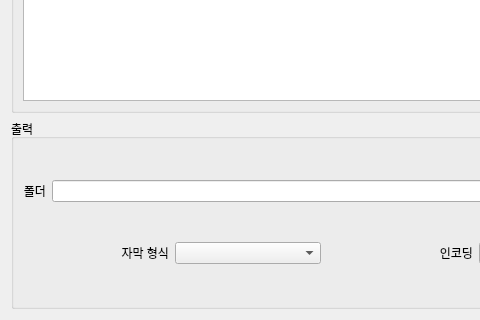
This is subtitle_convert/main_gui.ui in handrake/subtitle-convert as Qt 5 draws it before an edit; both pictures show x 0 to 480 and y 280 to 600 of the 800 by 600 pixel window. The edited form follows.
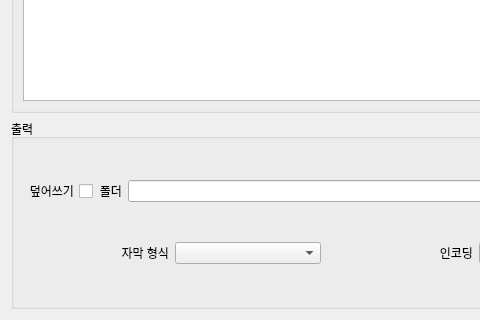
This is the edited form.

Commit message: added overwrite checkbox

```diff
--- a/subtitle_convert/main_gui.ui
+++ b/subtitle_convert/main_gui.ui
@@ -98,6 +98,16 @@
        <layout class="QVBoxLayout" name="verticalLayout_2">
         <item>
          <layout class="QHBoxLayout" name="horizontalLayout_2">
+          <item>
+           <widget class="QCheckBox" name="overwrite_check">
+            <property name="layoutDirection">
+             <enum>Qt::RightToLeft</enum>
+            </property>
+            <property name="text">
+             <string>덮어쓰기</string>
+            </property>
+           </widget>
+          </item>
           <item>
            <widget class="QLabel" name="label_2">
             <property name="text">
```
The commit also changes 1 other file.
